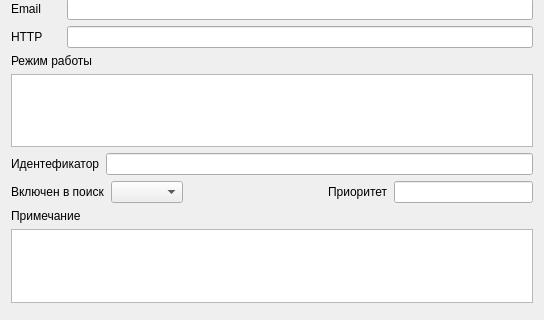
The window that firmdialog.ui (balamyt92/AutoInfo) describes before a commit, drawn with Qt 5; both pictures show x 0 to 544 and y 309 to 629 of the 544 by 629 pixel window.
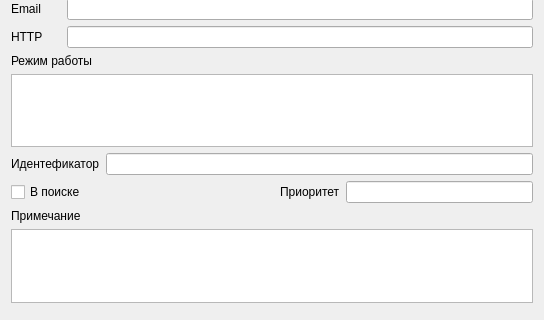
The same window after the commit.

```diff
--- a/firmdialog.ui
+++ b/firmdialog.ui
@@ -157,15 +157,12 @@
    <item>
     <layout class="QHBoxLayout" name="horizontalLayout">
      <item>
-      <widget class="QLabel" name="label_14">
+      <widget class="QCheckBox" name="checkBox">
        <property name="text">
-        <string>Включен в поиск</string>
+        <string>В поиске</string>
        </property>
       </widget>
      </item>
-     <item>
-      <widget class="QComboBox" name="comboBox"/>
-     </item>
      <item>
       <spacer name="horizontalSpacer">
        <property name="orientation">
```
